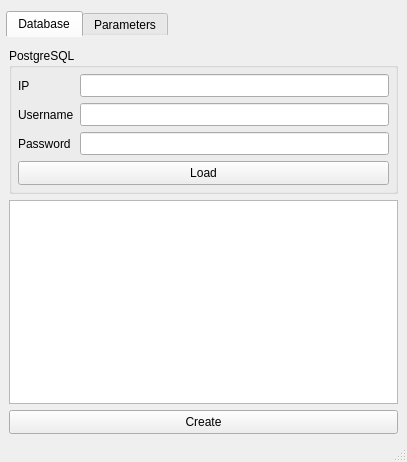
Above: ui/mainwindow.ui from aali97/NemPosFE_Config before the change. Below: the same form after it.
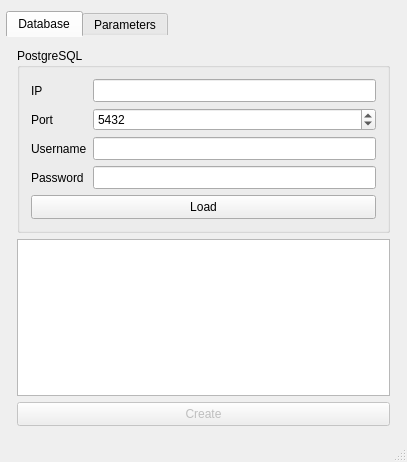
That is the form after the change.

Commit message: Add postgres server port in GUI. Implement basic checks for load and create.

```diff
--- a/ui/mainwindow.ui
+++ b/ui/mainwindow.ui
@@ -42,33 +42,12 @@
         <string>Database</string>
        </attribute>
        <layout class="QGridLayout" name="gridLayout_4">
-        <property name="leftMargin">
-         <number>3</number>
-        </property>
-        <property name="rightMargin">
-         <number>3</number>
-        </property>
-        <property name="bottomMargin">
-         <number>3</number>
-        </property>
         <item row="0" column="0">
          <widget class="QGroupBox" name="groupBox">
           <property name="title">
            <string>PostgreSQL</string>
           </property>
           <layout class="QGridLayout" name="gridLayout">
-           <property name="leftMargin">
-            <number>6</number>
-           </property>
-           <property name="topMargin">
-            <number>6</number>
-           </property>
-           <property name="rightMargin">
-            <number>6</number>
-           </property>
-           <property name="bottomMargin">
-            <number>6</number>
-           </property>
            <item row="0" column="0">
             <widget class="QLabel" name="label_2">
              <property name="sizePolicy">
@@ -105,6 +84,19 @@
             </widget>
            </item>
            <item row="1" column="0">
+            <widget class="QLabel" name="label_7">
+             <property name="sizePolicy">
+              <sizepolicy hsizetype="Minimum" vsizetype="Preferred">
+               <horstretch>0</horstretch>
+               <verstretch>0</verstretch>
+              </sizepolicy>
+             </property>
+             <property name="text">
+              <string>Port</string>
+             </property>
+            </widget>
+           </item>
+           <item row="2" column="0">
             <widget class="QLabel" name="label_5">
              <property name="sizePolicy">
               <sizepolicy hsizetype="Minimum" vsizetype="Preferred">
@@ -117,7 +109,7 @@
              </property>
             </widget>
            </item>
-           <item row="1" column="1">
+           <item row="2" column="1">
             <widget class="QLineEdit" name="lEditUsername">
              <property name="sizePolicy">
               <sizepolicy hsizetype="Expanding" vsizetype="Preferred">
@@ -139,7 +131,7 @@
              </property>
             </widget>
            </item>
-           <item row="2" column="0">
+           <item row="3" column="0">
             <widget class="QLabel" name="label_6">
              <property name="sizePolicy">
               <sizepolicy hsizetype="Minimum" vsizetype="Preferred">
@@ -152,7 +144,7 @@
              </property>
             </widget>
            </item>
-           <item row="2" column="1">
+           <item row="3" column="1">
             <widget class="QLineEdit" name="lEditPassword">
              <property name="sizePolicy">
               <sizepolicy hsizetype="Expanding" vsizetype="Preferred">
@@ -174,7 +166,7 @@
              </property>
             </widget>
            </item>
-           <item row="3" column="0" colspan="2">
+           <item row="4" column="0" colspan="2">
             <widget class="QPushButton" name="btnLoad">
              <property name="sizePolicy">
               <sizepolicy hsizetype="Minimum" vsizetype="Preferred">
@@ -193,6 +185,28 @@
              </property>
             </widget>
            </item>
+           <item row="1" column="1">
+            <widget class="QSpinBox" name="spinBox">
+             <property name="sizePolicy">
+              <sizepolicy hsizetype="Minimum" vsizetype="Preferred">
+               <horstretch>0</horstretch>
+               <verstretch>0</verstretch>
+              </sizepolicy>
+             </property>
+             <property name="minimumSize">
+              <size>
+               <width>0</width>
+               <height>23</height>
+              </size>
+             </property>
+             <property name="maximum">
+              <number>65535</number>
+             </property>
+             <property name="value">
+              <number>5432</number>
+             </property>
+            </widget>
+           </item>
           </layout>
          </widget>
         </item>
@@ -201,6 +215,9 @@
         </item>
         <item row="2" column="0">
          <widget class="QPushButton" name="btnCreate">
+          <property name="enabled">
+           <bool>false</bool>
+          </property>
           <property name="sizePolicy">
            <sizepolicy hsizetype="Minimum" vsizetype="Preferred">
             <horstretch>0</horstretch>
```
The commit also changes 2 other files.
